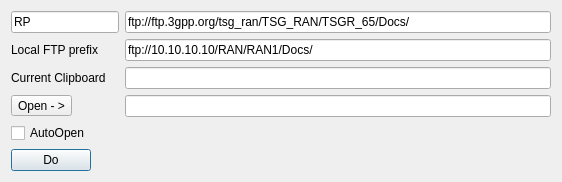
Qt form dialog.ui (wiless/3gpputil) before a commit.
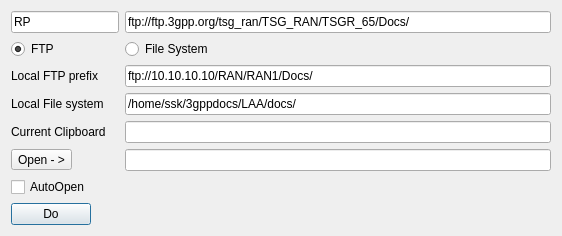
The same form after that commit.

```diff
--- a/dialog.ui
+++ b/dialog.ui
@@ -7,48 +7,48 @@
     <x>0</x>
     <y>0</y>
     <width>562</width>
-    <height>178</height>
+    <height>208</height>
    </rect>
   </property>
   <property name="windowTitle">
    <string>Dialog</string>
   </property>
   <layout class="QFormLayout" name="formLayout">
-   <item row="2" column="0">
+   <item row="3" column="0">
     <widget class="QLabel" name="label">
      <property name="text">
       <string>Local FTP prefix</string>
      </property>
     </widget>
    </item>
-   <item row="4" column="0">
+   <item row="5" column="0">
     <widget class="QLabel" name="label_2">
      <property name="text">
       <string>Current Clipboard</string>
      </property>
     </widget>
    </item>
-   <item row="9" column="0">
+   <item row="10" column="0">
     <widget class="QPushButton" name="btnToTray">
      <property name="text">
       <string>Do</string>
      </property>
     </widget>
    </item>
-   <item row="2" column="1">
+   <item row="3" column="1">
     <widget class="QLineEdit" name="linePrefix">
      <property name="text">
       <string>ftp://10.10.10.10/RAN/RAN1/Docs/</string>
      </property>
     </widget>
    </item>
-   <item row="4" column="1">
+   <item row="5" column="1">
     <widget class="QLineEdit" name="lineClipboard"/>
    </item>
-   <item row="7" column="1">
+   <item row="8" column="1">
     <widget class="QLineEdit" name="lineOutput"/>
    </item>
-   <item row="8" column="0">
+   <item row="9" column="0">
     <widget class="QCheckBox" name="chkOpen">
      <property name="text">
       <string>AutoOpen</string>
@@ -69,13 +69,44 @@
      </property>
     </widget>
    </item>
-   <item row="7" column="0">
+   <item row="8" column="0">
     <widget class="QToolButton" name="toolButton">
      <property name="text">
       <string>Open - &gt;</string>
      </property>
     </widget>
    </item>
+   <item row="4" column="1">
+    <widget class="QLineEdit" name="linePrefixFile">
+     <property name="text">
+      <string>/home/ssk/3gppdocs/LAA/docs/</string>
+     </property>
+    </widget>
+   </item>
+   <item row="4" column="0">
+    <widget class="QLabel" name="label_3">
+     <property name="text">
+      <string>Local File system</string>
+     </property>
+    </widget>
+   </item>
+   <item row="2" column="0">
+    <widget class="QRadioButton" name="radFTP">
+     <property name="text">
+      <string>FTP</string>
+     </property>
+     <property name="checked">
+      <bool>true</bool>
+     </property>
+    </widget>
+   </item>
+   <item row="2" column="1">
+    <widget class="QRadioButton" name="radFile">
+     <property name="text">
+      <string>File System</string>
+     </property>
+    </widget>
+   </item>
   </layout>
   <action name="actionConvertFTP">
    <property name="text">
```
